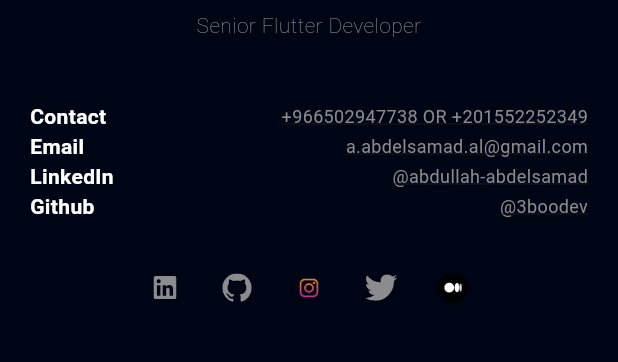
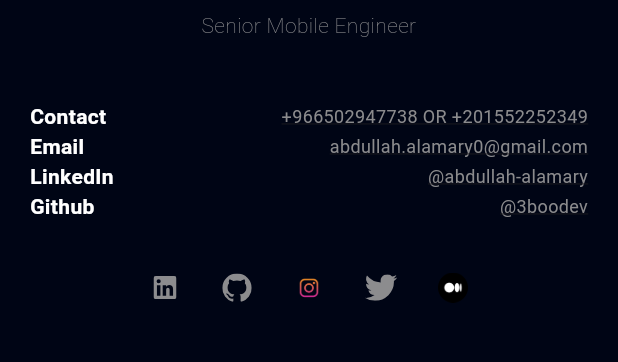
Before and after one commit to 3boodev/3boodeev, a Flutter app: the screen it shows after launch, scrolled down 576 dp, on a phone screen of 412 x 824 dp, the part 537-899 px from its top. Run offline on Flutter 3.47's test engine with Material 3 defaults, Android fonts, the phone set to English and light mode, and no system bars; our stand-ins replace flutter_svg, font_awesome_flutter, get, google_fonts, photo_view.

Commit message:
last Update

```diff
--- a/lib/view/about/about_me.dart
+++ b/lib/view/about/about_me.dart
@@ -22,7 +22,7 @@ class AboutMeScreen extends StatelessWidget {
             const SizedBox(height: defaultPadding/3,),
             Text('Abdullah Alamary',style: Theme.of(context).textTheme.titleSmall,),
             const SizedBox(height: defaultPadding/4,),
-            const Text('Senior Flutter Developer',
+            const Text('Senior Mobile Engineer',
               textAlign: TextAlign.center,
               style: TextStyle(
                   fontWeight: FontWeight.w200,
@@ -30,15 +30,15 @@ class AboutMeScreen extends StatelessWidget {
               ),),
             const SizedBox(height: defaultPadding*2,),
             const AreaInfoText(title: 'Contact', text: '+966502947738 OR +201552252349'),
-            const AreaInfoText(title: 'Email', text: 'a.abdelsamad.al@gmail.com'),
-            const AreaInfoText(title: 'LinkedIn', text: '@abdullah-abdelsamad'),
+            const AreaInfoText(title: 'Email', text: 'abdullah.alamary0@gmail.com'),
+            const AreaInfoText(title: 'LinkedIn', text: '@abdullah-alamary'),
             const AreaInfoText(title: 'Github', text: '@3boodev'),
         Container(
           margin: const EdgeInsets.only(top: defaultPadding),
           child: Row(
             children: [
               const Spacer(),
-              IconButton(onPressed: () {launchUrl(Uri.parse('https://www.linkedin.com/in/abdullah-abdelsamad-8a5739140'));}, icon: SvgPicture.asset('assets/icons/linkedin.svg')),
+              IconButton(onPressed: () {launchUrl(Uri.parse('https://www.linkedin.com/in/abdullah-alamary-8a5739140/'));}, icon: SvgPicture.asset('assets/icons/linkedin.svg')),
               IconButton(onPressed: () {launchUrl(Uri.parse('https://github.com/3boodev'));}, icon: SvgPicture.asset('assets/icons/github.svg')),
               IconButton(onPressed: () {launchUrl(Uri.parse('https://www.instagram.com/abdullah_elamary/profilecard/?igsh=NG5yMWhyZnI1N2Ex'));}, icon: Image.asset('assets/icons/insta.webp',width: 20,height: 20,)),
               IconButton(onPressed: () {launchUrl(Uri.parse('https://x.com/AbdullahAlamar0?t=saslo4jAis_ntvU51E7w5w&s=08'));}, icon: SvgPicture.asset('assets/icons/twitter.svg')),
--- a/lib/view/intro/components/animated_texts_componenets.dart
+++ b/lib/view/intro/components/animated_texts_componenets.dart
@@ -91,7 +91,7 @@ class AnimatedImageContainerState extends State<AnimatedImageContainer>
         ),
         Text('Abdullah Alamary',style: Theme.of(context).textTheme.titleSmall,),
         const SizedBox(height: defaultPadding/4,),
-        const Text('Senior Flutter Developer',    textAlign: TextAlign.center,
+        const Text('Senior Mobile Engineer',    textAlign: TextAlign.center,
           style: TextStyle(
               fontWeight: FontWeight.w200,
               height: 1.5
--- a/lib/view/intro/components/combine_subtitle.dart
+++ b/lib/view/intro/components/combine_subtitle.dart
@@ -13,35 +13,35 @@ class CombineSubtitleText extends StatelessWidget {
       children: [
         const Responsive(
           desktop: AnimatedSubtitleText(
-              start: 30, end: 40, text: 'Senior Flutter '),
+              start: 30, end: 40, text: 'Senior Mobile '),
           largeMobile: AnimatedSubtitleText(
-              start: 30, end: 25, text: 'Senior Flutter '),
+              start: 30, end: 25, text: 'Senior Mobile '),
           mobile: AnimatedSubtitleText(
-              start: 25, end: 20, text: 'Senior Flutter '),
+              start: 25, end: 20, text: 'Senior Mobile '),
           tablet: AnimatedSubtitleText(
-              start: 40, end: 30, text: 'Senior Flutter '),
+              start: 40, end: 30, text: 'Senior Mobile '),
         ),
         (kIsWeb && Responsive.isLargeMobile(context)
             ? const Responsive(
           desktop: AnimatedSubtitleText(
               start: 30,
               end: 40,
-              text: 'Developer ',
+              text: 'Engineer ',
               gradient: true),
           largeMobile: AnimatedSubtitleText(
               start: 30,
               end: 25,
-              text: 'Developer ',
+              text: 'Engineer ',
               gradient: true),
           mobile: AnimatedSubtitleText(
               start: 25,
               end: 20,
-              text: 'Developer ',
+              text: 'Engineer ',
               gradient: true),
           tablet: AnimatedSubtitleText(
               start: 40,
               end: 30,
-              text: 'Developer ',
+              text: 'Engineer ',
               gradient: true),
         )
             : ShaderMask(
@@ -55,22 +55,22 @@ class CombineSubtitleText extends StatelessWidget {
             desktop: AnimatedSubtitleText(
                 start: 30,
                 end: 40,
-                text: 'Developer ',
+                text: 'Engineer ',
                 gradient: true),
             largeMobile: AnimatedSubtitleText(
                 start: 30,
                 end: 25,
-                text: 'Developer ',
+                text: 'Engineer ',
                 gradient: true),
             mobile: AnimatedSubtitleText(
                 start: 25,
                 end: 20,
-                text: 'Developer ',
+                text: 'Engineer ',
                 gradient: true),
             tablet: AnimatedSubtitleText(
                 start: 40,
                 end: 30,
-                text: 'Developer ',
+                text: 'Engineer ',
                 gradient: true),
           ),
         ))
--- a/lib/view/intro/components/social_media_coloumn.dart
+++ b/lib/view/intro/components/social_media_coloumn.dart
@@ -9,7 +9,7 @@ class SocialMediaIconColumn extends StatelessWidget {
   Widget build(BuildContext context) {
     return Column(
       children: [
-        SocialMediaIcon(icon: 'assets/icons/linkedin.svg',onTap: ()=>launchUrl(Uri.parse('https://www.linkedin.com/in/abdullah-abdelsamad-8a5739140'))),
+        SocialMediaIcon(icon: 'assets/icons/linkedin.svg',onTap: ()=>launchUrl(Uri.parse('https://www.linkedin.com/in/abdullah-alamary-8a5739140/'))),
         SocialMediaIcon(icon: 'assets/icons/github.svg',onTap: () => launchUrl(Uri.parse('https://github.com/3boodev')),),
           SocialMediaIcon(icon: 'assets/icons/twitter.svg',onTap: () => launchUrl(Uri.parse('https://x.com/AbdullahAlamar0?t=saslo4jAis_ntvU51E7w5w&s=08')),),
       ],
--- a/lib/view/main/components/drawer/about.dart
+++ b/lib/view/main/components/drawer/about.dart
@@ -18,7 +18,7 @@ class About extends StatelessWidget {
             ),
             Text('Abdullah Alamary',style: Theme.of(context).textTheme.titleSmall,),
             const SizedBox(height: defaultPadding/4,),
-            const Text('Senior Flutter Developer',    textAlign: TextAlign.center,
+            const Text('Senior Mobile Engineer',    textAlign: TextAlign.center,
               style: TextStyle(
                   fontWeight: FontWeight.w200,
                   height: 1.5
--- a/lib/view/main/components/drawer/contact_icons.dart
+++ b/lib/view/main/components/drawer/contact_icons.dart
@@ -14,7 +14,7 @@ class ContactIcon extends StatelessWidget {
       child: Row(
         children: [
           const Spacer(),
-          IconButton(onPressed: () {launchUrl(Uri.parse('https://www.linkedin.com/in/abdullah-abdelsamad-8a5739140'));}, icon: SvgPicture.asset('assets/icons/linkedin.svg')),
+          IconButton(onPressed: () {launchUrl(Uri.parse('https://www.linkedin.com/in/abdullah-alamary-8a5739140/'));}, icon: SvgPicture.asset('assets/icons/linkedin.svg')),
           IconButton(onPressed: () {launchUrl(Uri.parse('https://github.com/3boodev'));}, icon: SvgPicture.asset('assets/icons/github.svg')),
           IconButton(onPressed: () {launchUrl(Uri.parse('https://www.instagram.com/abdullah_elamary/profilecard/?igsh=NG5yMWhyZnI1N2Ex'));}, icon: Image.asset('assets/icons/insta.webp',width: 20,height: 20,)),
           IconButton(onPressed: () {launchUrl(Uri.parse('https://x.com/AbdullahAlamar0?t=saslo4jAis_ntvU51E7w5w&s=08'));}, icon: SvgPicture.asset('assets/icons/twitter.svg')),
--- a/lib/view/main/components/drawer/personal_info.dart
+++ b/lib/view/main/components/drawer/personal_info.dart
@@ -13,8 +13,8 @@ class PersonalInfo extends StatelessWidget {
       children: [
         SizedBox(height: defaultPadding/2,),
         AreaInfoText(title: 'Contact', text: '+966502947738'),
-        AreaInfoText(title: 'Email', text: 'a.abdelsamad.al@gmail.com'),
-        AreaInfoText(title: 'LinkedIn', text: '@abdullah-abdelsamad'),
+        AreaInfoText(title: 'Email', text: 'abdullah.alamary0@gmail.com'),
+        AreaInfoText(title: 'LinkedIn', text: '@abdullah-alamary'),
         AreaInfoText(title: 'Github', text: '@3boodev'),
         SizedBox(
           height: defaultPadding,
```
Also changed, not shown: favicon.png, 4 other files.
